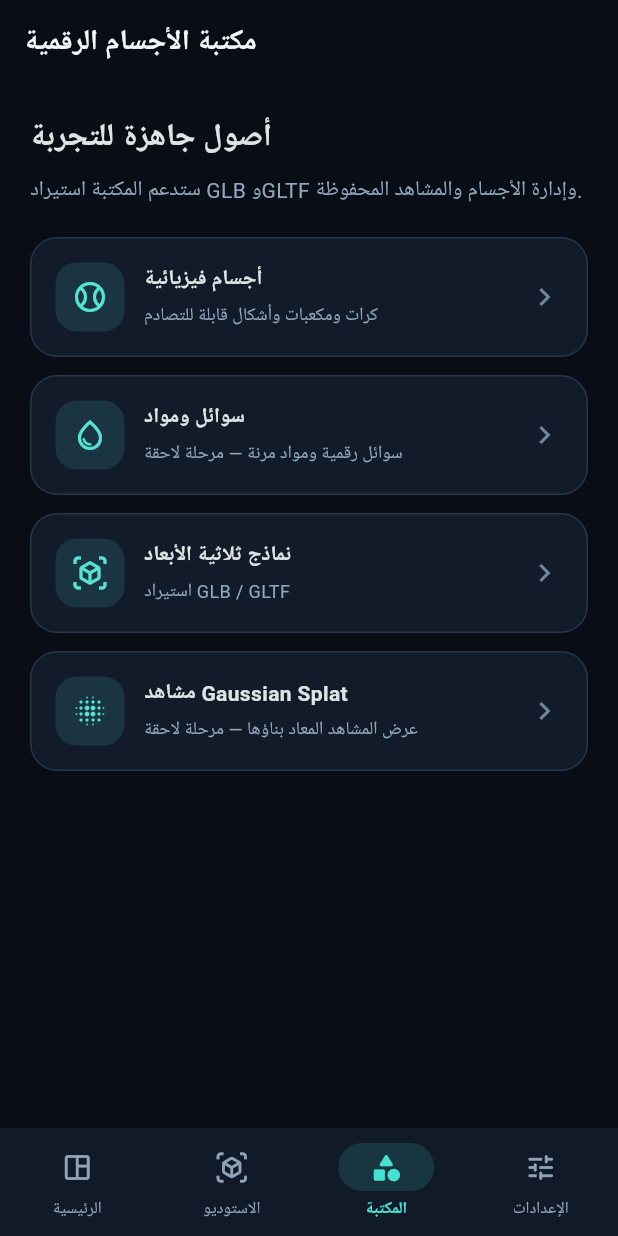
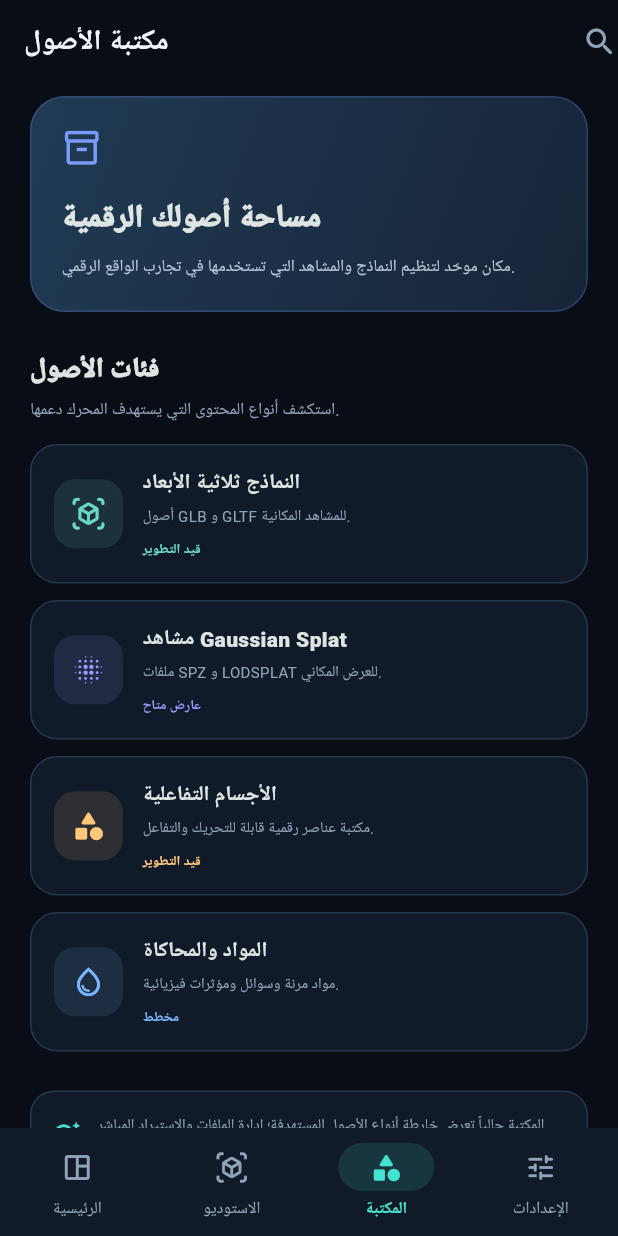
Before and after one commit to almwld/Vrixmagical, a Flutter app: the screen it shows after launch, item 3 of the bottom bar chosen, on a phone screen of 412 x 824 dp. Run offline on Flutter 3.47's test engine with Material 3 defaults, Android fonts, the phone set to English and light mode, and no system bars; our stand-ins replace camera, file_picker, material_ui, permission_handler; missing offline and left inert: flutter_reality, mediapipe_vision.

Commit message:
Redesign digital asset library with clear capability states

```diff
--- a/lib/features/library/object_library_screen.dart
+++ b/lib/features/library/object_library_screen.dart
@@ -1,42 +1,174 @@
 import 'package:material_ui/material_ui.dart';
+import '../../app/app_theme.dart';
 
 class ObjectLibraryScreen extends StatelessWidget {
   const ObjectLibraryScreen({super.key});
+
   @override
   Widget build(BuildContext context) => Scaffold(
-    appBar: AppBar(title: const Text('مكتبة الأجسام الرقمية')),
-    body: ListView(padding: const EdgeInsets.all(20), children: const [
-      Text('أصول جاهزة للتجربة', style: TextStyle(fontSize: 21, fontWeight: FontWeight.w800)),
-      SizedBox(height: 8),
-      Text('ستدعم المكتبة استيراد GLB وGLTF وإدارة الأجسام والمشاهد المحفوظة.', style: TextStyle(color: Color(0xFF91A7BC), height: 1.6)),
-      SizedBox(height: 20),
-      _AssetTile(icon: Icons.sports_baseball_outlined, title: 'أجسام فيزيائية', subtitle: 'كرات ومكعبات وأشكال قابلة للتصادم'),
-      _AssetTile(icon: Icons.water_drop_outlined, title: 'سوائل ومواد', subtitle: 'سوائل رقمية ومواد مرنة — مرحلة لاحقة'),
-      _AssetTile(icon: Icons.view_in_ar_outlined, title: 'نماذج ثلاثية الأبعاد', subtitle: 'استيراد GLB / GLTF'),
-      _AssetTile(icon: Icons.blur_on, title: 'مشاهد Gaussian Splat', subtitle: 'عرض المشاهد المعاد بناؤها — مرحلة لاحقة'),
-    ]),
+    appBar: AppBar(
+      title: const Text('مكتبة الأصول'),
+      actions: [
+        Padding(
+          padding: const EdgeInsets.only(left: 18),
+          child: Center(
+            child: Icon(Icons.search_rounded, color: AppColors.muted),
+          ),
+        ),
+      ],
+    ),
+    body: ListView(
+      physics: const BouncingScrollPhysics(),
+      padding: const EdgeInsets.fromLTRB(20, 8, 20, 28),
+      children: [
+        Container(
+          padding: const EdgeInsets.all(20),
+          decoration: BoxDecoration(
+            gradient: const LinearGradient(
+              begin: Alignment.topLeft,
+              end: Alignment.bottomRight,
+              colors: [Color(0xFF203B54), Color(0xFF172438)],
+            ),
+            borderRadius: BorderRadius.circular(23),
+            border: Border.all(color: AppColors.secondary.withValues(alpha: .22)),
+          ),
+          child: const Column(
+            crossAxisAlignment: CrossAxisAlignment.start,
+            children: [
+              Icon(Icons.inventory_2_outlined, color: AppColors.secondary, size: 27),
+              SizedBox(height: 18),
+              Text(
+                'مساحة أصولك الرقمية',
+                style: TextStyle(fontSize: 21, fontWeight: FontWeight.w900),
+              ),
+              SizedBox(height: 7),
+              Text(
+                'مكان موحّد لتنظيم النماذج والمشاهد التي تستخدمها في تجارب الواقع الرقمي.',
+                style: TextStyle(color: Color(0xFFB5C5D8), fontSize: 11, height: 1.7),
+              ),
+            ],
+          ),
+        ),
+        const SizedBox(height: 25),
+        const Text(
+          'فئات الأصول',
+          style: TextStyle(fontSize: 18, fontWeight: FontWeight.w900),
+        ),
+        const SizedBox(height: 5),
+        const Text(
+          'استكشف أنواع المحتوى التي يستهدف المحرك دعمها.',
+          style: TextStyle(color: AppColors.muted, fontSize: 11),
+        ),
+        const SizedBox(height: 15),
+        const _AssetCategory(
+          icon: Icons.view_in_ar_rounded,
+          title: 'النماذج ثلاثية الأبعاد',
+          subtitle: 'أصول GLB و GLTF للمشاهد المكانية.',
+          status: 'قيد التطوير',
+          color: Color(0xFF69D8C7),
+        ),
+        const _AssetCategory(
+          icon: Icons.blur_on_rounded,
+          title: 'مشاهد Gaussian Splat',
+          subtitle: 'ملفات SPZ و LODSPLAT للعرض المكاني.',
+          status: 'عارض متاح',
+          color: Color(0xFF9B9AFF),
+        ),
+        const _AssetCategory(
+          icon: Icons.category_rounded,
+          title: 'الأجسام التفاعلية',
+          subtitle: 'مكتبة عناصر رقمية قابلة للتحريك والتفاعل.',
+          status: 'قيد التطوير',
+          color: Color(0xFFFFC77A),
+        ),
+        const _AssetCategory(
+          icon: Icons.water_drop_outlined,
+          title: 'المواد والمحاكاة',
+          subtitle: 'مواد مرنة وسوائل ومؤثرات فيزيائية.',
+          status: 'مخطط',
+          color: Color(0xFF78B7FF),
+        ),
+        const SizedBox(height: 15),
+        Container(
+          padding: const EdgeInsets.all(14),
+          decoration: BoxDecoration(
+            color: AppColors.surface,
+            borderRadius: BorderRadius.circular(16),
+            border: Border.all(color: AppColors.border),
+          ),
+          child: const Row(
+            children: [
+              Icon(Icons.tips_and_updates_outlined, color: AppColors.primary, size: 20),
+              SizedBox(width: 10),
+              Expanded(
+                child: Text(
+                  'المكتبة حالياً تعرض خارطة أنواع الأصول المستهدفة؛ إدارة الملفات والاستيراد المباشر ستضاف عند اكتمال مسار الأصول.',
+                  style: TextStyle(color: AppColors.muted, fontSize: 10, height: 1.6),
+                ),
+              ),
+            ],
+          ),
+        ),
+      ],
+    ),
   );
 }
 
-class _AssetTile extends StatelessWidget {
-  const _AssetTile({required this.icon, required this.title, required this.subtitle});
+class _AssetCategory extends StatelessWidget {
+  const _AssetCategory({
+    required this.icon,
+    required this.title,
+    required this.subtitle,
+    required this.status,
+    required this.color,
+  });
+
   final IconData icon;
   final String title;
   final String subtitle;
+  final String status;
+  final Color color;
+
   @override
   Widget build(BuildContext context) => Container(
-    margin: const EdgeInsets.only(bottom: 12),
-    padding: const EdgeInsets.all(16),
-    decoration: BoxDecoration(color: const Color(0xFF111B2A), borderRadius: BorderRadius.circular(18), border: Border.all(color: const Color(0xFF26374B))),
-    child: Row(children: [
-      Container(width: 46, height: 46, decoration: BoxDecoration(color: const Color(0xFF1B3441), borderRadius: BorderRadius.circular(14)), child: Icon(icon, color: const Color(0xFF55E3D4))),
-      const SizedBox(width: 13),
-      Expanded(child: Column(crossAxisAlignment: CrossAxisAlignment.start, children: [
-        Text(title, style: const TextStyle(fontWeight: FontWeight.w700)),
-        const SizedBox(height: 4),
-        Text(subtitle, style: const TextStyle(color: Color(0xFF91A7BC), fontSize: 12)),
-      ])),
-      const Icon(Icons.chevron_right, color: Color(0xFF71869A)),
-    ]),
+    margin: const EdgeInsets.only(bottom: 11),
+    padding: const EdgeInsets.all(15),
+    decoration: BoxDecoration(
+      color: AppColors.surface,
+      borderRadius: BorderRadius.circular(18),
+      border: Border.all(color: AppColors.border),
+    ),
+    child: Row(
+      children: [
+        Container(
+          width: 46,
+          height: 46,
+          decoration: BoxDecoration(
+            color: color.withValues(alpha: .12),
+            borderRadius: BorderRadius.circular(14),
+          ),
+          child: Icon(icon, color: color, size: 23),
+        ),
+        const SizedBox(width: 13),
+        Expanded(
+          child: Column(
+            crossAxisAlignment: CrossAxisAlignment.start,
+            children: [
+              Text(title, style: const TextStyle(fontWeight: FontWeight.w800)),
+              const SizedBox(height: 4),
+              Text(
+                subtitle,
+                style: const TextStyle(color: AppColors.muted, fontSize: 10, height: 1.5),
+              ),
+              const SizedBox(height: 8),
+              Text(
+                status,
+                style: TextStyle(color: color, fontSize: 9, fontWeight: FontWeight.w800),
+              ),
+            ],
+          ),
+        ),
+      ],
+    ),
   );
 }
```
